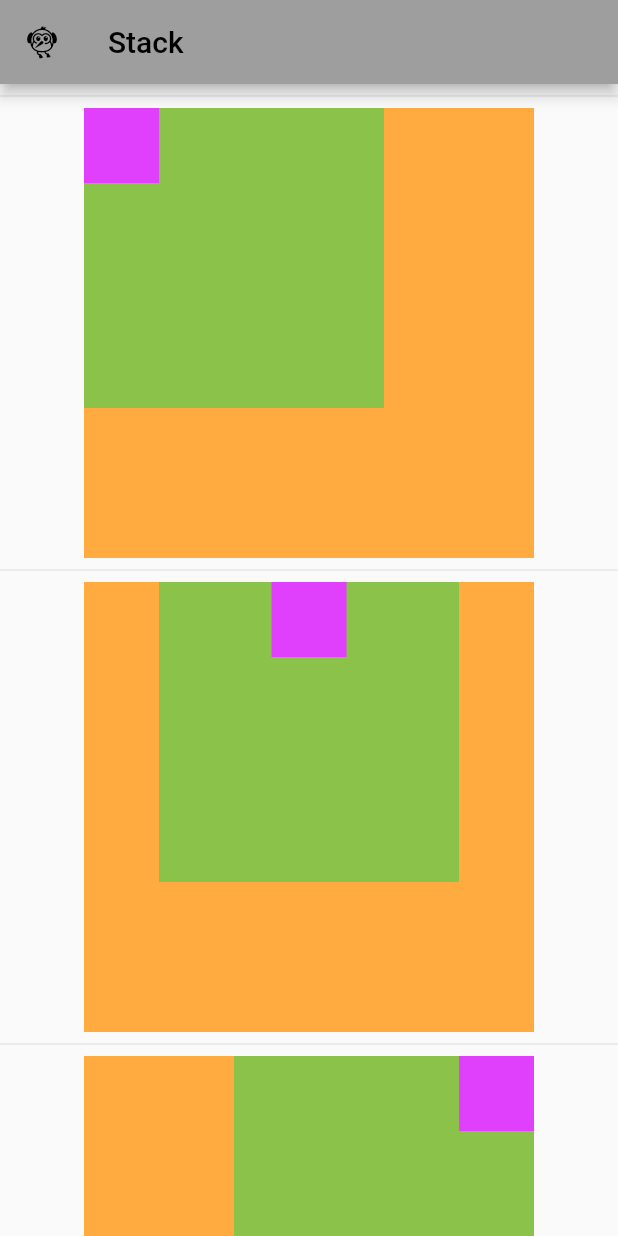
After one commit to Abitha-Annadurai/FFlutter_code-App, a Flutter app: the LayoutTpyes screen opened directly, after a tap on "Stack", on a phone screen of 412 x 824 dp. The commit adds this screen. Run offline on Flutter 3.47's test engine with Material 2 defaults, Android fonts, the light colour scheme and no system bars; our stand-ins replace cached_network_image, extended_image, fluttertoast, new_gradient_app_bar, transparent_image; missing offline and left inert: flutter_gradients.

Commit message:
Flutter Code.

```diff
--- a/lib/layput/fractionalsizedbox_code.dart
+++ b/lib/layput/fractionalsizedbox_code.dart
@@ -19,7 +19,9 @@ class _SixedBoxFracState extends State<SixedBoxFrac> {
       body: Center(
           child: Column(
             children: [
+              Spacer(),
               Container(
+                color: Colors.purpleAccent,
                 height: 100,
                 width: 100,
               ),
@@ -28,6 +30,7 @@ class _SixedBoxFracState extends State<SixedBoxFrac> {
                     heightFactor: 0.2,
                   )),
               Container(
+                color: Colors.lightGreen,
                 height: 100,
                 width: 100,
               ),
--- a/lib/layput/layout_types.dart
+++ b/lib/layput/layout_types.dart
@@ -1,8 +1,10 @@
+import 'package:ffluttercode/layput/sizedbox_code.dart';
+import 'package:ffluttercode/layput/stack_code.dart';
 import 'package:ffluttercode/layput/wrap_code.dart';
 import 'package:flutter/material.dart';
 import 'package:url_launcher/url_launcher.dart';
-
 import 'container_code.dart';
+import 'expand_code.dart';
 import 'fractionalsizedbox_code.dart';
 
 class LayoutTpyes extends StatefulWidget {
@@ -43,13 +45,28 @@ class _LayoutTpyesState extends State<LayoutTpyes> {
               child: Column(
                 children: [
                   TextButton(onPressed: (){
+                    Navigator.of(context).push(MaterialPageRoute(builder: (context) => WarpCode(),),);
+                  }, child: Text('Wrap',
+                    style: TextStyle(color: Colors.black, fontSize: 20, fontWeight: FontWeight.bold),
+                  )),
+                  TextButton(onPressed: (){
+                    Navigator.of(context).push(MaterialPageRoute(builder: (context) => StackCode(),),);
+                  }, child: Text('Stack',
+                    style: TextStyle(color: Colors.black, fontSize: 20, fontWeight: FontWeight.bold),
+                  )),
+                  TextButton(onPressed: (){
                     Navigator.of(context).push(MaterialPageRoute(builder: (context) => ContainerCode(),),);
                   }, child: Text('Container',
                     style: TextStyle(color: Colors.black, fontSize: 20, fontWeight: FontWeight.bold),
                   )),
                   TextButton(onPressed: (){
-                    Navigator.of(context).push(MaterialPageRoute(builder: (context) => WarpCode(),),);
-                  }, child: Text('Wrap',
+                    Navigator.of(context).push(MaterialPageRoute(builder: (context) => ExpandCode(),),);
+                  }, child: Text('Expanded',
+                    style: TextStyle(color: Colors.black, fontSize: 20, fontWeight: FontWeight.bold),
+                  )),
+                  TextButton(onPressed: (){
+                    Navigator.of(context).push(MaterialPageRoute(builder: (context) => SizedBoxCode(),),);
+                  }, child: Text('Sized Box',
                     style: TextStyle(color: Colors.black, fontSize: 20, fontWeight: FontWeight.bold),
                   )),
                   TextButton(onPressed: (){
@@ -57,6 +74,7 @@ class _LayoutTpyesState extends State<LayoutTpyes> {
                   }, child: Text('Fractional Sized Box',
                     style: TextStyle(color: Colors.black, fontSize: 20, fontWeight: FontWeight.bold),
                   )),
+
                 ],
               ),
             ),)
--- /dev/null
+++ b/lib/layput/stack_code.dart
@@ -0,0 +1,109 @@
+import 'package:flutter/material.dart';
+class StackCode extends StatefulWidget {
+  const StackCode({Key? key}) : super(key: key);
+
+  @override
+  State<StackCode> createState() => _StackCodeState();
+}
+
+class _StackCodeState extends State<StackCode> {
+  @override
+  Widget build(BuildContext context) {
+    return Scaffold(
+      appBar: AppBar(
+        backgroundColor: Colors.grey,
+        leading: Icon(Icons.flutter_dash),
+        title: Text('Stack'),
+      ),
+      body: SingleChildScrollView(
+        child: Center(
+          child: Column(
+            children: [
+              Divider(),
+            Stack(
+            alignment: AlignmentDirectional.topStart,
+            children: [
+              Container(width: 300, height: 300, color: Colors.orangeAccent,),
+              Container(width: 200, height: 200, color: Colors.lightGreen,),
+              Container(width: 50, height: 50, color: Colors.purpleAccent,),
+            ],
+          ),
+              Divider(),
+              Stack(
+                alignment: AlignmentDirectional.topCenter,
+                children: [
+                  Container(width: 300, height: 300, color: Colors.orangeAccent,),
+                  Container(width: 200, height: 200, color: Colors.lightGreen,),
+                  Container(width: 50, height: 50, color: Colors.purpleAccent,),
+                ],
+              ),
+              Divider(),
+              Stack(
+                alignment: AlignmentDirectional.topEnd,
+                children: [
+                  Container(width: 300, height: 300, color: Colors.orangeAccent,),
+                  Container(width: 200, height: 200, color: Colors.lightGreen,),
+                  Container(width: 50, height: 50, color: Colors.purpleAccent,),
+                ],
+              ),
+              Divider(),
+              Stack(
+                alignment: AlignmentDirectional.centerStart,
+                children: [
+                  Container(width: 300, height: 300, color: Colors.orangeAccent,),
+                  Container(width: 200, height: 200, color: Colors.lightGreen,),
+                  Container(width: 50, height: 50, color: Colors.purpleAccent,),
+                ],
+              ),
+              Divider(),
+              Stack(
+                alignment: AlignmentDirectional.center,
+                children: [
+                  Container(width: 300, height: 300, color: Colors.orangeAccent,),
+                  Container(width: 200, height: 200, color: Colors.lightGreen,),
+                  Container(width: 50, height: 50, color: Colors.purpleAccent,),
+                ],
+              ),
+              Divider(),
+              Stack(
+                alignment: AlignmentDirectional.centerEnd,
+                children: [
+                  Container(width: 300, height: 300, color: Colors.orangeAccent,),
+                  Container(width: 200, height: 200, color: Colors.lightGreen,),
+                  Container(width: 50, height: 50, color: Colors.purpleAccent,),
+                ],
+              ),
+              Divider(),
+              Stack(
+                alignment: AlignmentDirectional.bottomStart,
+                children: [
+                  Container(width: 300, height: 300, color: Colors.orangeAccent,),
+                  Container(width: 200, height: 200, color: Colors.lightGreen,),
+                  Container(width: 50, height: 50, color: Colors.purpleAccent,),
+                ],
+              ),
+              Divider(),
+              Stack(
+                alignment: AlignmentDirectional.bottomCenter,
+                children: [
+                  Container(width: 300, height: 300, color: Colors.orangeAccent,),
+                  Container(width: 200, height: 200, color: Colors.lightGreen,),
+                  Container(width: 50, height: 50, color: Colors.purpleAccent,),
+                ],
+              ),
+              Divider(),
+              Stack(
+                alignment: AlignmentDirectional.bottomEnd,
+                children: [
+                  Container(width: 300, height: 300, color: Colors.orangeAccent,),
+                  Container(width: 200, height: 200, color: Colors.lightGreen,),
+                  Container(width: 50, height: 50, color: Colors.purpleAccent,),
+                ],
+              ),
+            ]
+          ),
+        ),
+      ),
+    );
+  }
+}
```
Also changed, not shown: lib/layput/expand_code.dart (+45 -0 lines), lib/layput/sizedbox_code.dart (+42 -0 lines).
